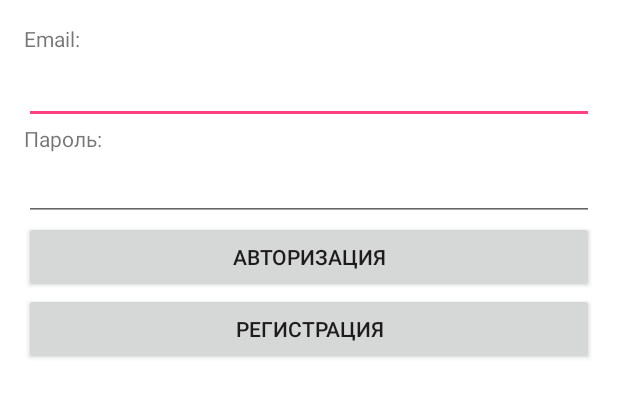
After one commit to Styort/AppraiseYourColleagueMTS, an Android app: the layout activity_authorization.xml on its own in the app's theme, with its tools: preview values and no code run, on a phone screen of 412 x 824 dp. The commit adds this screen. Shown: the top 397 px of the screen. Run offline under Robolectric (Android 15) with nearby library versions, the phone set to English and light mode, and no system bars.

Commit message:
added firebase authorization

```diff
--- a/app/src/main/java/com/example/mtsihr/Fragments/MenuStyleSettingsFragment.java
+++ b/app/src/main/java/com/example/mtsihr/Fragments/MenuStyleSettingsFragment.java
@@ -38,7 +38,6 @@ import android.widget.SeekBar;
 import android.widget.TextView;
 import android.widget.Toast;
 
-import com.example.mtsihr.BlurBuilder;
 import com.example.mtsihr.R;
 import com.flask.colorpicker.ColorPickerView;
 import com.flask.colorpicker.OnColorSelectedListener;
@@ -120,7 +119,7 @@ public class MenuStyleSettingsFragment extends Fragment {
         initEffect();
         previewImage = getPreviewImage();
         if (Build.VERSION.SDK_INT >= Build.VERSION_CODES.JELLY_BEAN_MR1) {
-            previewImageNavDrawIV.setImageBitmap(BlurBuilder.blur(getActivity(), getPreviewImage(), blurValue));
+            Blurry.with(getContext()).radius(blurValue).from(getPreviewImage()).into(previewImageNavDrawIV);
         } else {
             previewImageNavDrawIV.setImageBitmap(getPreviewImage());
         }
--- a/app/src/main/java/com/example/mtsihr/MainActivity.java
+++ b/app/src/main/java/com/example/mtsihr/MainActivity.java
@@ -24,7 +24,6 @@ import android.support.v7.widget.Toolbar;
 import android.util.Base64;
 import android.view.MenuItem;
 
-import com.example.mtsihr.Fragments.AuthFragment;
 import com.example.mtsihr.Fragments.ColleagueFragment;
 import com.example.mtsihr.Fragments.HelpFragment;
 import com.example.mtsihr.Fragments.HistoryFragment;
@@ -87,6 +86,7 @@ public class MainActivity extends AppCompatActivity
         SharedPreferences sharedPref = this.getSharedPreferences("settings", 0);
         SharedPreferences.Editor editPref = sharedPref.edit();
 
+        int blurValue = sharedPref.getInt("blurValue",0);
         color = sharedPref.getInt("navTextColor", 0);
         //получаем картинку в текстовом формате
         String navBackImageSt = sharedPref.getString("nav_back", "");
@@ -208,8 +208,6 @@ public class MainActivity extends AppCompatActivity
             case R.id.nav_just:
                 fragment = new JustFragment();
                 break;
-            case R.id.nav_auth:
-                fragment = new AuthFragment();
         }
         if (fragment != null) {
             fragmentTransaction = getSupportFragmentManager().beginTransaction();
--- /dev/null
+++ b/app/src/main/res/layout/activity_authorization.xml
@@ -0,0 +1,63 @@
+<?xml version="1.0" encoding="utf-8"?>
+<RelativeLayout xmlns:android="http://schemas.android.com/apk/res/android"
+    xmlns:tools="http://schemas.android.com/tools"
+    android:id="@+id/activity_authorization"
+    android:layout_width="match_parent"
+    android:layout_height="match_parent"
+    tools:context="com.example.mtsihr.AuthorizationActivity">
+
+    <TextView
+        android:text="Email:"
+        android:layout_width="match_parent"
+        android:layout_height="wrap_content"
+        android:layout_marginBottom="2dp"
+        android:layout_marginLeft="16dp"
+        android:layout_marginRight="16dp"
+        android:layout_marginTop="16dp"
+        android:id="@+id/textView6" />
+
+    <Button
+        android:layout_width="match_parent"
+        android:layout_height="wrap_content"
+        android:text="Авторизация"
+        android:id="@+id/auth_butt"
+        android:layout_marginRight="16dp"
+        android:layout_marginLeft="16dp"
+        android:layout_below="@+id/pass_et" />
+
+    <Button
+        android:layout_width="match_parent"
+        android:layout_height="wrap_content"
+        android:text="Регистрация"
+        android:id="@+id/registration_butt"
+        android:layout_marginRight="16dp"
+        android:layout_marginLeft="16dp"
+        android:layout_below="@+id/auth_butt"/>
+
+    <EditText
+        android:layout_width="match_parent"
+        android:layout_height="wrap_content"
+        android:id="@+id/email_et"
+        android:layout_below="@+id/textView6"
+        android:layout_marginRight="16dp"
+        android:layout_marginLeft="16dp" />
+
+    <TextView
+        android:text="Пароль:"
+        android:layout_width="match_parent"
+        android:layout_height="wrap_content"
+        android:id="@+id/textView8"
+        android:layout_below="@+id/email_et"
+        android:layout_alignLeft="@+id/email_et"
+        android:layout_alignStart="@+id/email_et" />
+
+    <EditText
+        android:layout_width="match_parent"
+        android:layout_height="wrap_content"
+        android:id="@+id/pass_et"
+        android:inputType="textPassword"
+        android:layout_below="@+id/textView8"
+        android:layout_marginRight="16dp"
+        android:layout_marginLeft="16dp"/>
+
+</RelativeLayout>
--- a/app/src/main/res/menu/activity_main_drawer.xml
+++ b/app/src/main/res/menu/activity_main_drawer.xml
@@ -3,10 +3,6 @@
 
     <group android:id="@+id/main_group"
         android:checkableBehavior="single">
-        <item
-            android:id="@+id/nav_auth"
-            android:icon="@drawable/ic_history_black_24dp"
-            android:title="Войти" />
         <item
             android:id="@+id/nav_colleagues"
             android:icon="@drawable/ic_supervisor_account_black_24dp"
```
Also changed, not shown: app/src/main/AndroidManifest.xml (+5 -3 lines), app/src/main/java/com/example/mtsihr/AuthorizationActivity.java (added, +126 -0 lines), app/src/main/java/com/example/mtsihr/Fragments/AboutAppFragment.java (+0 -8 lines).
